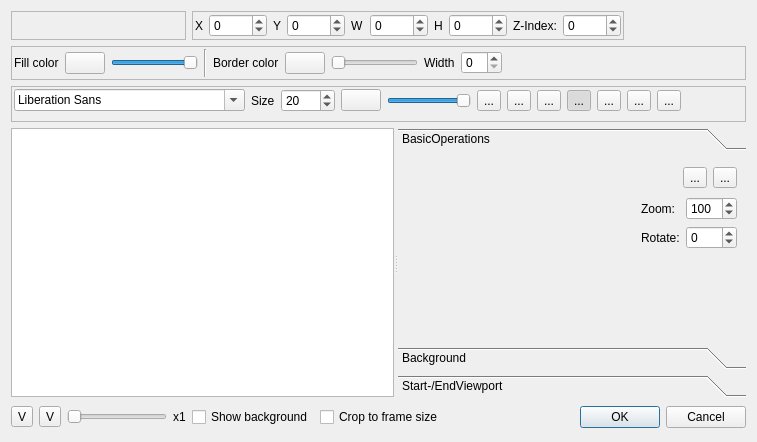
KDE/kdenlive, file src/widgets/titlewidget_ui.ui: the form before one commit.
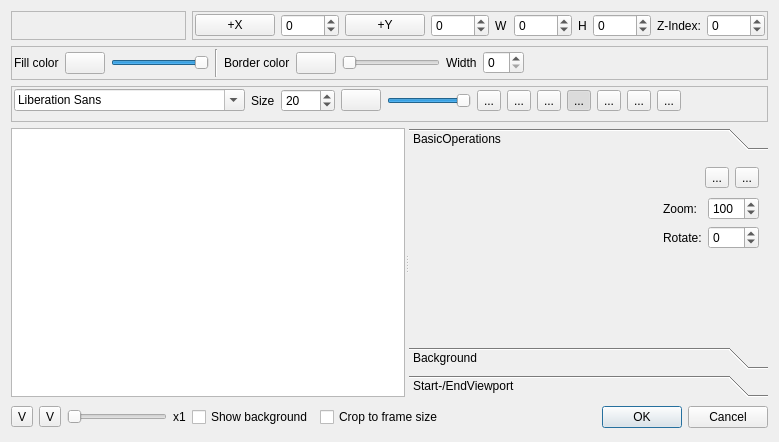
The form after the commit. Custom widgets are drawn as their Qt base class.

The edit to the form file:
```diff
--- a/src/widgets/titlewidget_ui.ui
+++ b/src/widgets/titlewidget_ui.ui
@@ -748,16 +748,22 @@
       <item row="0" column="0">
        <layout class="QHBoxLayout" name="positionLayout">
         <item>
-         <widget class="QLabel" name="label_16">
+         <widget class="QPushButton" name="origin_x_left">
           <property name="text">
-           <string>X</string>
+           <string>+X</string>
           </property>
+		  <property name="checkable">
+		   <bool>true</bool>
+		  </property>
+		  <property name="checked">
+		   <bool>false</bool>
+		  </property>
          </widget>
         </item>
         <item>
          <widget class="QSpinBox" name="value_x">
           <property name="minimum">
-           <number>-1000</number>
+           <number>-5000</number>
           </property>
           <property name="maximum">
            <number>5000</number>
@@ -765,16 +771,22 @@
          </widget>
         </item>
         <item>
-         <widget class="QLabel" name="label_17">
+         <widget class="QPushButton" name="origin_y_top">
           <property name="text">
-           <string>Y</string>
+           <string>+Y</string>
           </property>
+		  <property name="checkable">
+		   <bool>true</bool>
+		  </property>
+		  <property name="checked">
+		   <bool>false</bool>
+		  </property>
          </widget>
         </item>
         <item>
          <widget class="QSpinBox" name="value_y">
           <property name="minimum">
-           <number>-1000</number>
+           <number>-5000</number>
           </property>
           <property name="maximum">
            <number>5000</number>
```
